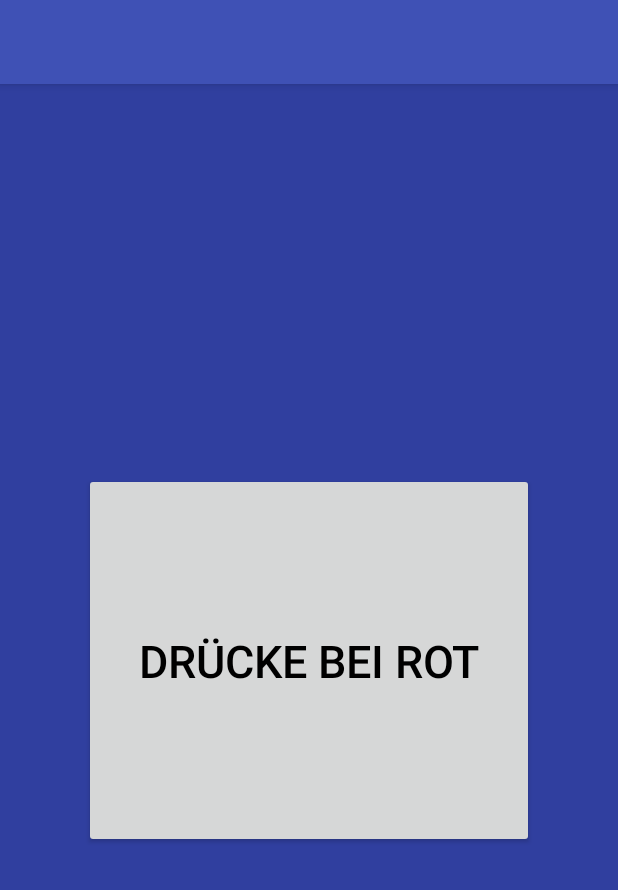
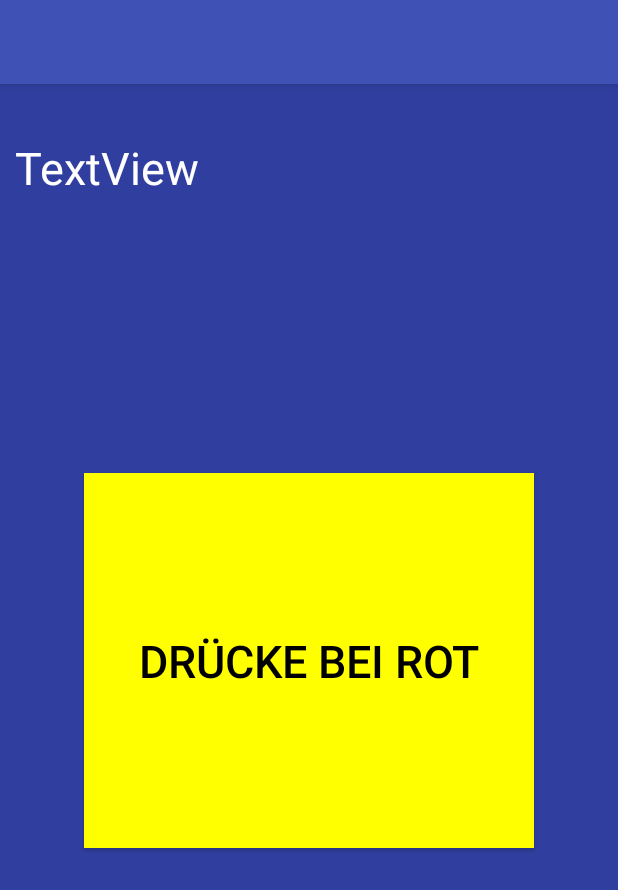
Before and after one commit to olfarmer/octo-sniffle, an Android app: the screen it shows after launch (MainActivity), after a tap on "BEREIT?", on a phone screen of 412 x 824 dp. Shown: the top 890 px of the screen. Run offline under Robolectric (Android 15) with nearby library versions, the phone set to English and light mode, and no system bars.

Commit message:
Added Field for Highscore
it is called TextView2 and its Value is Textview

```diff
--- a/app/src/main/java/com/example/kmz/octo_sniffle/MainActivity.java
+++ b/app/src/main/java/com/example/kmz/octo_sniffle/MainActivity.java
@@ -52,6 +52,7 @@ public class MainActivity extends AppCompatActivity {
         if(!isStarted) {
             //Toast.makeText(MainActivity.this, "Spiel startet!",Toast.LENGTH_SHORT).show();
             btn.setText("Drücke bei Rot");
+            btn.setBackgroundColor(Color.YELLOW);
 
             isStarted = true;
             int waitTime = rand.nextInt(10 - 5 + 1) + 5;
@@ -99,6 +100,7 @@ public class MainActivity extends AppCompatActivity {
             isStarted = false;
         }
         btn.setText(R.string.mainButtonText);
+        btn.setBackgroundColor(Color.WHITE);
     }
 
     @Override
--- a/app/src/main/res/layout/content_main.xml
+++ b/app/src/main/res/layout/content_main.xml
@@ -31,9 +31,23 @@
         android:text=""
         android:textSize="30sp"
         app:layout_constraintLeft_toLeftOf="parent"
+        android:layout_marginLeft="10dp"
 
         tools:layout_editor_absoluteY="50dp"
         android:textColor="@android:color/white"/>
 
+    <TextView
+        android:id="@+id/textView2"
+        android:layout_width="wrap_content"
+        android:layout_height="wrap_content"
+        android:text="TextView"
+        android:textSize="30sp"
+        android:textColor="@android:color/white"
+        android:layout_marginTop="35dp"
+        android:layout_marginLeft="10dp"
+        app:layout_constraintLeft_toLeftOf="parent"
+
+        app:layout_constraintTop_toTopOf="parent"/>
+
 
 </android.support.constraint.ConstraintLayout>
```
